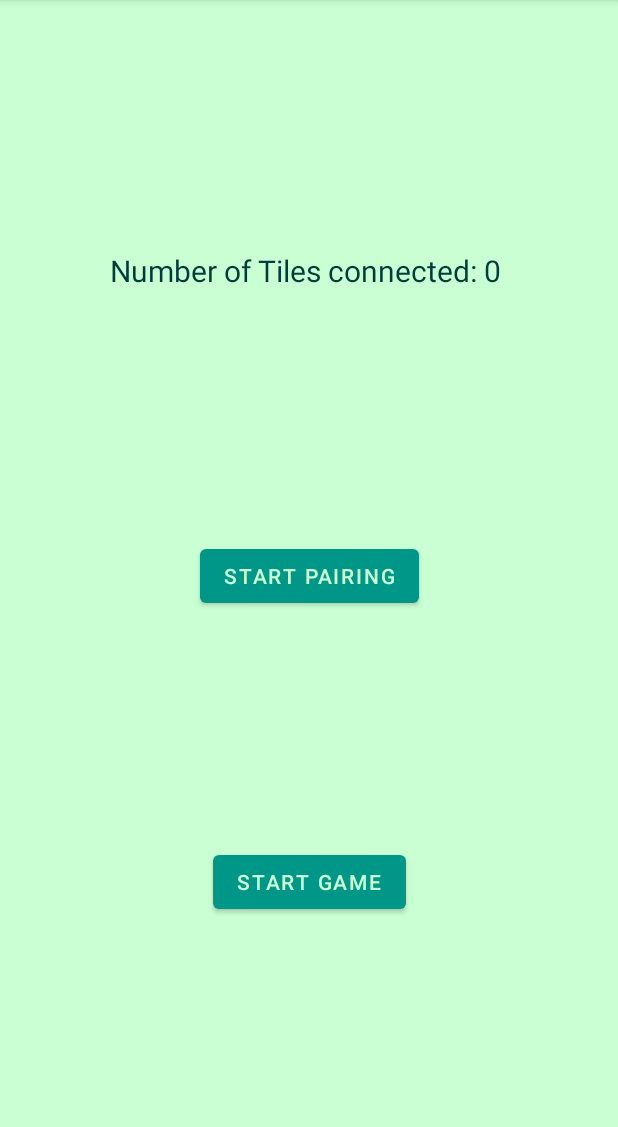
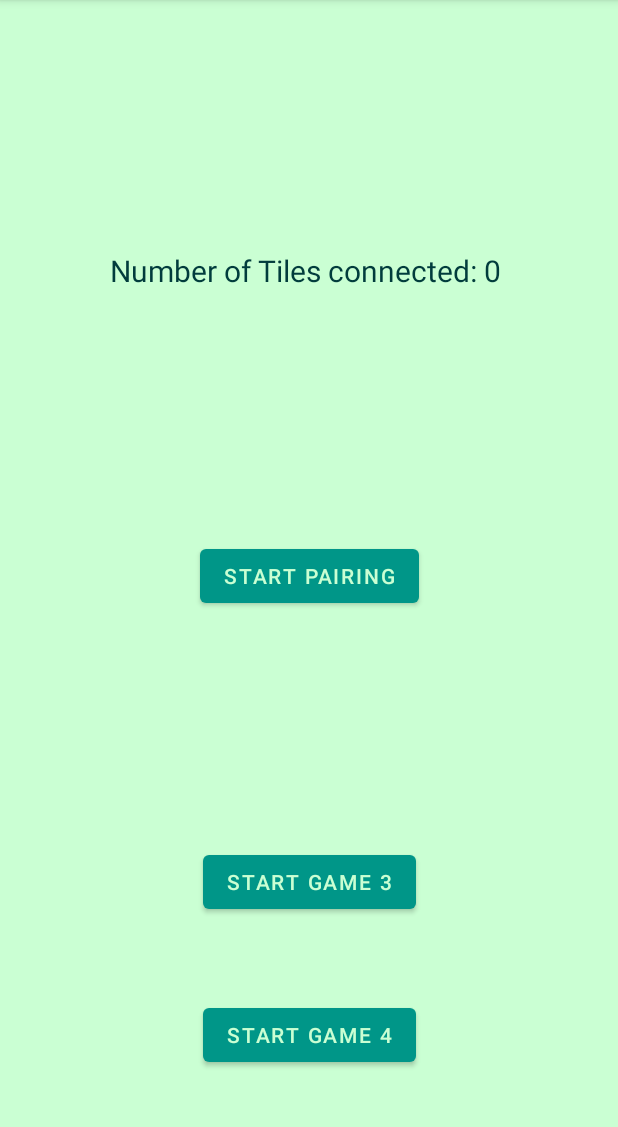
Before and after one commit to Patcast/playwareTechnologyApp, an Android app: the screen it shows after launch (HomeActivity), on a phone screen of 412 x 824 dp, the part 84-1211 px from its top. Run offline under Robolectric (Android 15) with nearby library versions, the light colour scheme and no system bars; libraries missing offline, so code that uses them is left out: com.livelife.motolibrary; 5 statements that could not run were skipped.

Commit message:
button for game 4 is ready

```diff
--- a/app/src/main/java/pat/international/playwaretwo/HomeFragment.java
+++ b/app/src/main/java/pat/international/playwaretwo/HomeFragment.java
@@ -46,12 +46,23 @@ public class HomeFragment extends Fragment implements OnAntEventListener {
         connection.saveRfFrequency(68); // See the back of your tile for your group’s RF
         connection.setDeviceId(7); //Your group number
         //connection.registerListener(this);
-        Button startGame = view.findViewById(R.id.button_game);
+        Button startGame3 = view.findViewById(R.id.button_game3);
+        Button startGame4 = view.findViewById(R.id.button_game4);
         tilesNumText = view.findViewById(R.id.textNumTilesStart);
         Button pairingButton = view.findViewById(R.id.button_start);
         pairingButton.setOnClickListener(p->paring(pairingButton));
         nav = Navigation.findNavController(view);
-        startGame.setOnClickListener(v-> startGameChase());
+        startGame3.setOnClickListener(v-> startGameChase());
+        startGame4.setOnClickListener(v-> startGameFour());
+    }
+
+    private void startGameFour() {
+        if(numOfTiles>0){
+            nav.navigate(R.id.action_mainFragment_to_startGame4);
+        }
+        else{
+            Toast.makeText(getContext(), "Please, check if the tiles are connected.", Toast.LENGTH_SHORT).show();
+        }
     }
 
     // I have problems reestablishing the connection, how often do I need to pair.
--- a/app/src/main/res/drawable/ic_baseline_emoji_people_24.xml
+++ b/app/src/main/res/drawable/ic_baseline_emoji_people_24.xml
@@ -1,4 +1,4 @@
-<vector android:height="150dp" android:tint="#8A0101"
+<vector android:height="150dp" android:tint="#FFEB3B"
     android:viewportHeight="24" android:viewportWidth="24"
     android:width="150dp" xmlns:android="http://schemas.android.com/apk/res/android">
     <path android:fillColor="@android:color/white" android:pathData="M12,4m-2,0a2,2 0,1 1,4 0a2,2 0,1 1,-4 0"/>
--- a/app/src/main/res/layout/fragment_main.xml
+++ b/app/src/main/res/layout/fragment_main.xml
@@ -18,14 +18,24 @@
         app:layout_constraintTop_toTopOf="parent" />
 
     <Button
-        android:id="@+id/button_game"
+        android:id="@+id/button_game3"
         android:layout_width="wrap_content"
         android:layout_height="wrap_content"
-        android:text="Start Game"
+        android:text="Start Game 3"
         app:layout_constraintBottom_toBottomOf="parent"
         app:layout_constraintEnd_toEndOf="parent"
         app:layout_constraintStart_toStartOf="parent"
         app:layout_constraintTop_toBottomOf="@+id/button_start" />
+
+    <Button
+        android:id="@+id/button_game4"
+        android:layout_width="wrap_content"
+        android:layout_height="wrap_content"
+        android:text="Start Game 4"
+        app:layout_constraintBottom_toBottomOf="parent"
+        app:layout_constraintEnd_toEndOf="parent"
+        app:layout_constraintStart_toStartOf="parent"
+        app:layout_constraintTop_toBottomOf="@+id/button_game3" />
 
     <TextView
         android:id="@+id/textNumTilesStart"
```
